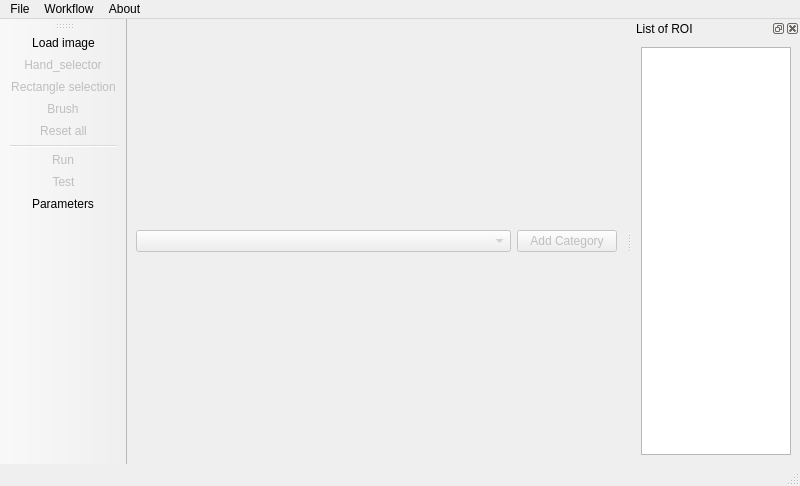
s-du/ForestPicTaker, file ui/segment.ui: the form before one commit.
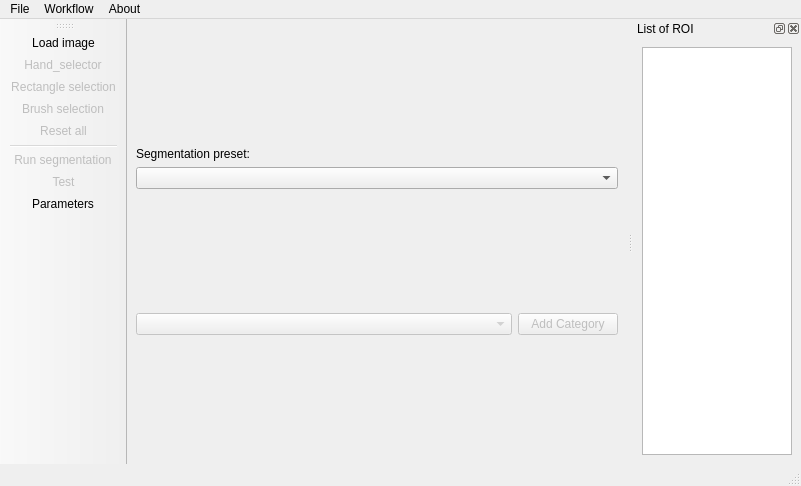
The form after the commit.

Patch:
```diff
--- a/ui/segment.ui
+++ b/ui/segment.ui
@@ -6,7 +6,7 @@
    <rect>
     <x>0</x>
     <y>0</y>
-    <width>800</width>
+    <width>801</width>
     <height>486</height>
    </rect>
   </property>
@@ -15,7 +15,7 @@
   </property>
   <widget class="QWidget" name="centralwidget">
    <layout class="QGridLayout" name="gridLayout">
-    <item row="1" column="0">
+    <item row="2" column="0">
      <layout class="QHBoxLayout" name="horizontalLayout_2">
       <item>
        <widget class="QComboBox" name="comboBox_cat">
@@ -57,6 +57,32 @@
     <item row="0" column="0">
      <layout class="QHBoxLayout" name="horizontalLayout"/>
     </item>
+    <item row="0" column="0">
+     <layout class="QVBoxLayout" name="verticalLayout_2">
+      <item>
+       <widget class="QLabel" name="label">
+        <property name="minimumSize">
+         <size>
+          <width>0</width>
+          <height>15</height>
+         </size>
+        </property>
+        <property name="maximumSize">
+         <size>
+          <width>16777215</width>
+          <height>15</height>
+         </size>
+        </property>
+        <property name="text">
+         <string>Segmentation preset:</string>
+        </property>
+       </widget>
+      </item>
+      <item>
+       <widget class="QComboBox" name="comboBox_preset"/>
+      </item>
+     </layout>
+    </item>
    </layout>
   </widget>
   <widget class="QMenuBar" name="menubar">
@@ -64,7 +90,7 @@
     <rect>
      <x>0</x>
      <y>0</y>
-     <width>800</width>
+     <width>801</width>
      <height>26</height>
     </rect>
    </property>
@@ -196,7 +222,7 @@
     <bool>false</bool>
    </property>
    <property name="text">
-    <string>Brush</string>
+    <string>Brush selection</string>
    </property>
    <property name="toolTip">
     <string>Brush selection</string>
@@ -207,7 +233,7 @@
     <bool>false</bool>
    </property>
    <property name="text">
-    <string>Run</string>
+    <string>Run segmentation</string>
    </property>
    <property name="toolTip">
     <string>Run segmentation</string>
```
Left out of the diff: 4 changed lines with no effect on the pictures.
